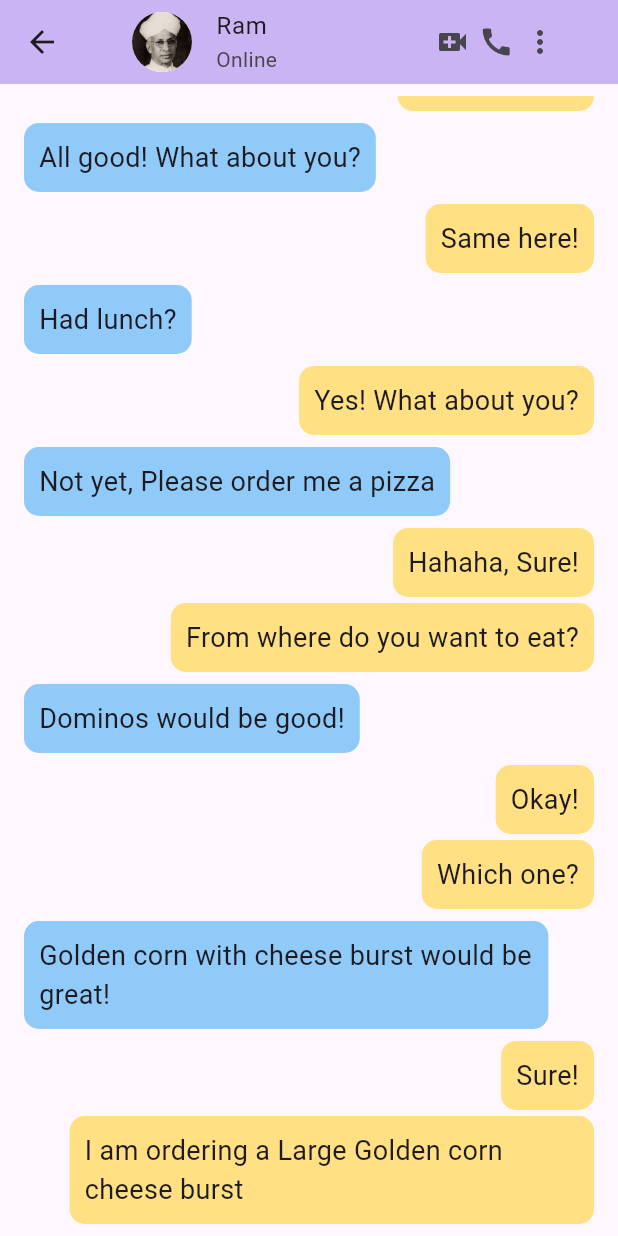
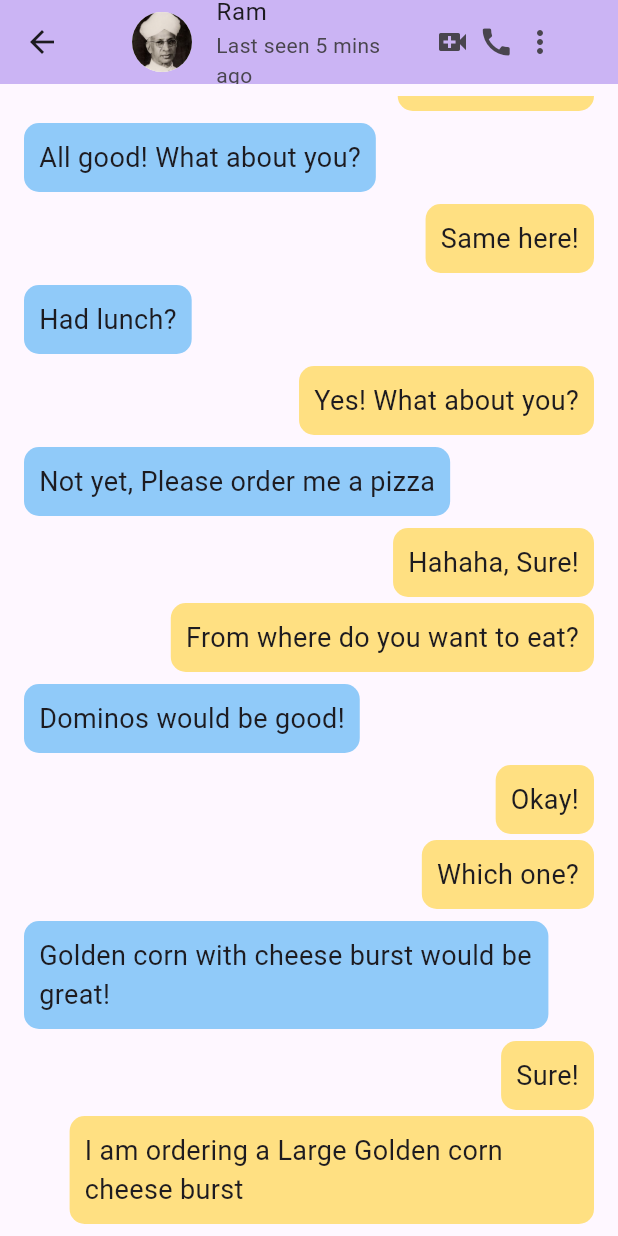
Before and after one commit to DevAngiras/bloc, a Flutter app: the screen it shows after launch, after a tap on "Ram", on a phone screen of 412 x 824 dp. Run offline on Flutter 3.47's test engine with Material 3 defaults, Android fonts, the phone set to English and light mode, and no system bars.

Commit message:
Update  ChatPage.dart to add the feature of last seen and online
Update  ChatPage.dart to add the feature of last seen and online in the appbar of the ChatPage.

```diff
--- a/lib/screens/ChatPage.dart
+++ b/lib/screens/ChatPage.dart
@@ -12,6 +12,8 @@ class ChatPage extends StatefulWidget {
 
 class _ChatPageState extends State<ChatPage> {
   final ScrollController _scrollController = ScrollController();
+  DateTime lastSeen = DateTime.now().subtract(Duration(minutes: 5)); // Example last seen time
+
   @override
   void initState() {
     super.initState();
@@ -95,6 +97,20 @@ class _ChatPageState extends State<ChatPage> {
     },
   ];
 
+  String getLastSeen() {
+    final now = DateTime.now();
+    final difference = now.difference(lastSeen);
+    if (difference.inMinutes < 1) {
+      return "Last seen just now";
+    } else if (difference.inMinutes < 60) {
+      return "Last seen ${difference.inMinutes} mins ago";
+    } else if (difference.inHours < 24) {
+      return "Last seen ${difference.inHours} hrs ago";
+    } else {
+      return "Last seen on ${lastSeen.day}/${lastSeen.month}/${lastSeen.year}";
+    }
+  }
+
   @override
   Widget build(BuildContext context) {
     return Scaffold(
@@ -107,7 +123,7 @@ class _ChatPageState extends State<ChatPage> {
             backgroundImage: AssetImage(widget.image),
           ),
           title: Text(widget.name),
-          subtitle: const Text("Online"),
+          subtitle: Text(getLastSeen()),
           trailing: SizedBox(
             width: MediaQuery.of(context).size.width * 0.2,
             child: const Row(
```
